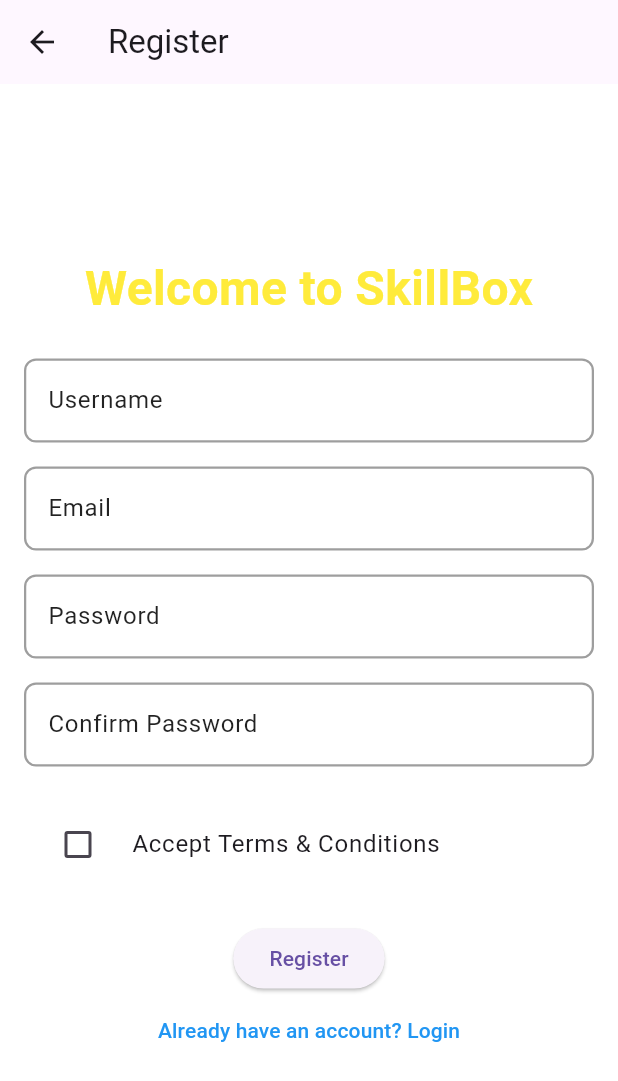
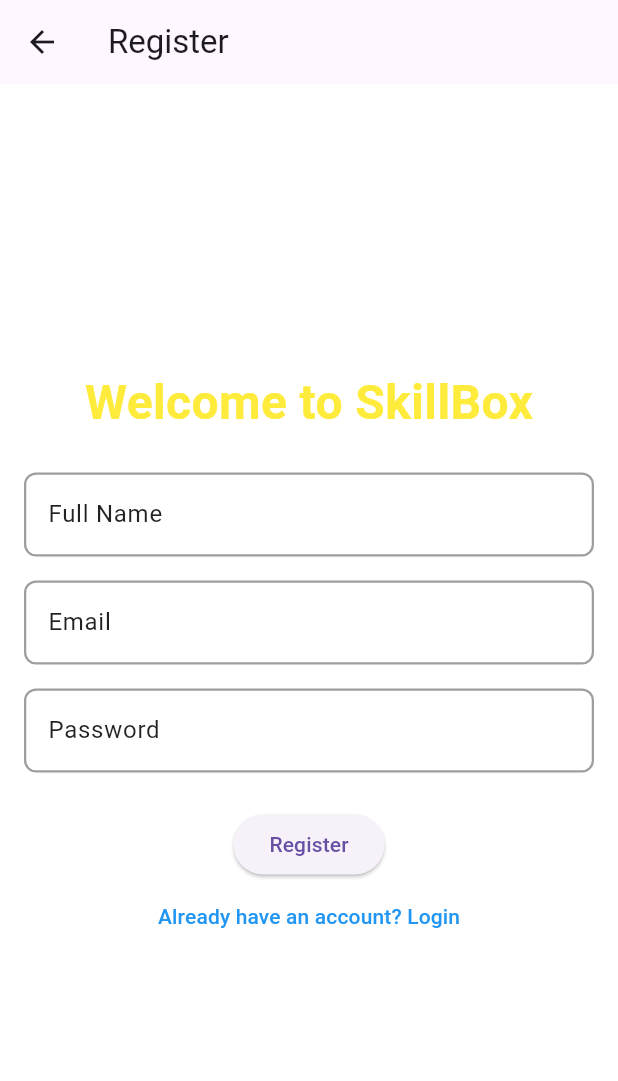
Before and after one commit to Hamzah-Owaidat/SkillBox, a Flutter app: the screen it shows after launch, after a tap on "Login", after a tap on "Don’t have an account? Register", on a phone screen of 412 x 824 dp. Shown: the top 1081 px of the screen. Run offline on Flutter 3.47's test engine with Material 3 defaults, Android fonts, the phone set to English and light mode, and no system bars; drawn by our look-alikes of animated_text_kit.

Commit message:
Implement login and registration functionality with API integration

```diff
--- a/lib/screens/auth/login_screen.dart
+++ b/lib/screens/auth/login_screen.dart
@@ -1,4 +1,7 @@
+// ignore_for_file: use_build_context_synchronously
+
 import 'package:flutter/material.dart';
+import 'package:skillbox/services/api_service.dart';
 import 'register_screen.dart';
 import '../home/home_screen.dart';
 
@@ -113,16 +116,40 @@ class _LoginScreenState extends State<LoginScreen> {
                 ),
                 const SizedBox(height: 24),
                 ElevatedButton(
-                  onPressed: () {
+                  onPressed: () async {
                     if (_formKey.currentState!.validate()) {
-                      Navigator.pushReplacement(
-                        context,
-                        MaterialPageRoute(builder: (_) => const HomeScreen()),
-                      );
+                      final data = {'email': email, 'password': password};
+
+                      try {
+                        final res = await ApiService.login(data);
+                        if (res.containsKey('error')) {
+                          ScaffoldMessenger.of(
+                            context,
+                          ).showSnackBar(SnackBar(content: Text(res['error'])));
+                        } else if (res.containsKey('message')) {
+                          ScaffoldMessenger.of(context).showSnackBar(
+                            SnackBar(content: Text(res['message'])),
+                          );
+                          // save token/session if needed
+                          Navigator.pushReplacement(
+                            context,
+                            MaterialPageRoute(
+                              builder: (_) => const HomeScreen(),
+                            ),
+                          );
+                        }
+                      } catch (e) {
+                        ScaffoldMessenger.of(context).showSnackBar(
+                          const SnackBar(
+                            content: Text("Server error. Try again."),
+                          ),
+                        );
+                      }
                     }
                   },
                   child: const Text("Login"),
                 ),
+
                 TextButton(
                   onPressed: () {
                     Navigator.push(
--- a/lib/screens/auth/register_screen.dart
+++ b/lib/screens/auth/register_screen.dart
@@ -1,4 +1,7 @@
+// ignore_for_file: use_build_context_synchronously
+
 import 'package:flutter/material.dart';
+import 'package:skillbox/services/api_service.dart';
 import 'package:skillbox/widgets/welcome_text.dart';
 import 'login_screen.dart';
 
@@ -11,10 +14,9 @@ class RegisterScreen extends StatefulWidget {
 
 class _RegisterScreenState extends State<RegisterScreen> {
   final _formKey = GlobalKey<FormState>();
+  String full_name = '';
   String email = '';
   String password = '';
-  String confirmPassword = '';
-  bool acceptTerms = false;
 
   @override
   Widget build(BuildContext context) {
@@ -35,7 +37,7 @@ class _RegisterScreenState extends State<RegisterScreen> {
                     TextFormField(
                       cursorColor: Colors.yellow,
                       decoration: InputDecoration(
-                        labelText: "Username",
+                        labelText: "Full Name",
                         labelStyle: Theme.of(context).textTheme.bodyLarge,
                         errorStyle: const TextStyle(
                           color: Colors.red,
@@ -73,9 +75,9 @@ class _RegisterScreenState extends State<RegisterScreen> {
                           borderRadius: BorderRadius.circular(8),
                         ),
                       ),
-                      onChanged: (val) {},
+                      onChanged: (val) => full_name = val,
                       validator: (val) =>
-                          val!.isEmpty ? "Enter a valid username" : null,
+                          val!.isEmpty ? "Enter a valid full name" : null,
                     ),
                     const SizedBox(height: 16),
                     TextFormField(
@@ -170,103 +172,34 @@ class _RegisterScreenState extends State<RegisterScreen> {
                       validator: (val) =>
                           val!.length < 6 ? "Password must be 6+ chars" : null,
                     ),
-                    const SizedBox(height: 16),
-                    TextFormField(
-                      cursorColor: Colors.yellow,
-                      decoration: InputDecoration(
-                        labelText: "Confirm Password",
-                        labelStyle: Theme.of(context).textTheme.bodyLarge,
-                        errorStyle: const TextStyle(
-                          color: Colors.red,
-                          fontSize: 14,
-                        ),
-                        border: OutlineInputBorder(
-                          borderRadius: BorderRadius.circular(8),
-                        ),
-                        enabledBorder: OutlineInputBorder(
-                          borderSide: const BorderSide(
-                            color: Colors.grey,
-                            width: 1.5,
-                          ),
-                          borderRadius: BorderRadius.circular(8),
-                        ),
-                        focusedBorder: OutlineInputBorder(
-                          borderSide: const BorderSide(
-                            color: Colors.yellow,
-                            width: 2,
-                          ),
-                          borderRadius: BorderRadius.circular(8),
-                        ),
-                        errorBorder: OutlineInputBorder(
-                          borderSide: const BorderSide(
-                            color: Colors.red,
-                            width: 1.5,
-                          ),
-                          borderRadius: BorderRadius.circular(8),
-                        ),
-                        focusedErrorBorder: OutlineInputBorder(
-                          borderSide: const BorderSide(
-                            color: Colors.red,
-                            width: 2,
-                          ),
-                          borderRadius: BorderRadius.circular(8),
+                    const SizedBox(height: 24),
+                    ElevatedButton(
+                      onPressed: () async {
+                        if (_formKey.currentState!.validate()) {
+                          final data = {
+                            'full_name': full_name,
+                            'email': email,
+                            'password': password,
+                          };
+
+                          try {
+                            final res = await ApiService.register(data);
+                            print('Server response: $res');
+                            if (!mounted) return; // <<-- ADD THIS
+
+                            if (res.containsKey('errors')) {
+                              // show errors for each field
+                              ScaffoldMessenger.of(context).showSnackBar(
+                                SnackBar(
+                                  content: Text(
+                                    res['errors'].values.join("\n"),
                                   ),
                                 ),
-                      obscureText: true,
-                      onChanged: (val) => confirmPassword = val,
-                      validator: (val) =>
-                          val != password ? "Passwords don’t match" : null,
-                    ),
-                    const SizedBox(height: 24),
-                    FormField<bool>(
-                      initialValue: acceptTerms,
-                      validator: (val) {
-                        if (val != true) {
-                          return "You must accept terms";
-                        }
-                        return null;
-                      },
-                      builder: (formFieldState) {
-                        return Column(
-                          crossAxisAlignment: CrossAxisAlignment.start,
-                          children: [
-                            CheckboxListTile(
-                              title: const Text("Accept Terms & Conditions"),
-                              value: acceptTerms,
-                              onChanged: (val) {
-                                setState(() {
-                                  acceptTerms = val ?? false;
-                                  formFieldState.didChange(
-                                    acceptTerms,
-                                  ); // ✅ sync with form
-                                });
-                              },
-                              controlAffinity: ListTileControlAffinity.leading,
-                            ),
-                            if (formFieldState
-                                .hasError) // ✅ show error below checkbox
-                              Padding(
-                                padding: const EdgeInsets.only(left: 16),
-                                child: Text(
-                                  formFieldState.errorText ?? "",
-                                  style: const TextStyle(
-                                    color: Colors.red,
-                                    fontSize: 12,
-                                  ),
-                                ),
-                              ),
-                          ],
                               );
-                      },
-                    ),
-                    const SizedBox(height: 24),
-                    ElevatedButton(
-                      onPressed: () {
-                        if (_formKey.currentState!.validate()) {
+                            } else if (res.containsKey('message')) {
+                              // success
                               ScaffoldMessenger.of(context).showSnackBar(
-                            const SnackBar(
-                              content: Text("Registered Successfully"),
-                            ),
+                                SnackBar(content: Text(res['message'])),
                               );
                               Navigator.pushReplacement(
                                 context,
@@ -275,9 +208,23 @@ class _RegisterScreenState extends State<RegisterScreen> {
                                 ),
                               );
                             }
+                          } catch (e, stackTrace) {
+                            if (!mounted) return;
+
+                            // Print full error and stack trace in console
+                            print('Register error: $e');
+                            print(stackTrace);
+
+                            // Show the actual error message in a SnackBar (optional)
+                            ScaffoldMessenger.of(context).showSnackBar(
+                              SnackBar(content: Text("Error: $e")),
+                            );
+                          }
+                        }
                       },
                       child: const Text("Register"),
                     ),
+
                     TextButton(
                       onPressed: () {
                         Navigator.push(
--- a/pubspec.yaml
+++ b/pubspec.yaml
@@ -35,6 +35,7 @@ dependencies:
   # The following adds the Cupertino Icons font to your application.
   # Use with the CupertinoIcons class for iOS style icons.
   cupertino_icons: ^1.0.8
+  http: ^1.5.0
 
 dev_dependencies:
   flutter_test:
```
Also changed, not shown: lib/services/api_service.dart (added, +25 -0 lines), pubspec.lock, 1 other file. Lines whose indentation alone changed are shown as unchanged.
